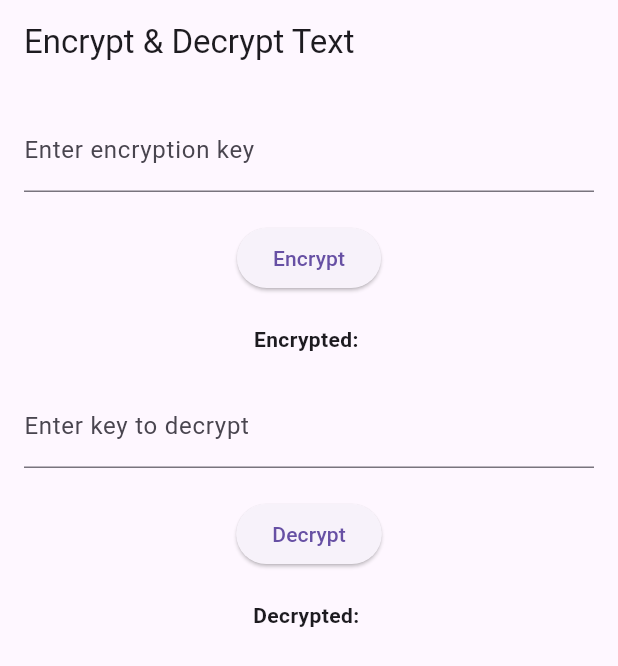
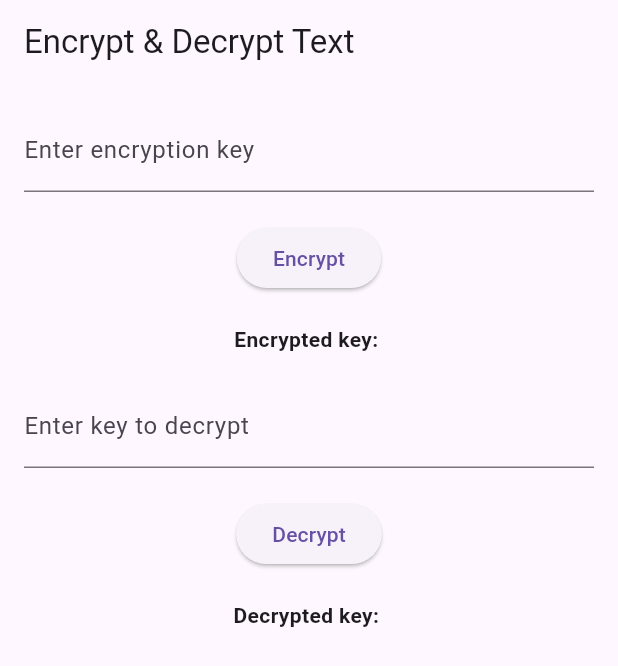
Before and after one commit to Sujeeth021/sih-aadhaar-flutter, a Flutter app: the screen it shows after launch, after a tap on "Encrypt", after a tap on "Decrypt", on a phone screen of 412 x 824 dp. Shown: the top 666 px of the screen. Run offline on Flutter 3.47's test engine with Material 3 defaults, Android fonts, the phone set to English and light mode, and no system bars.

Commit message:
basic ui completed

```diff
--- a/lib/main.dart
+++ b/lib/main.dart
@@ -28,13 +28,13 @@ class _EncryptionScreenState extends State<EncryptionScreen> {
 
   void _encryptText() {
     setState(() {
-      _encryptedText = "Encrypted: ${_inputController.text}";
+      _encryptedText = "Encrypted key: ${_inputController.text}";
     });
   }
 
   void _decryptText() {
     setState(() {
-      _decryptedText = "Decrypted: ${_decryptionKeyController.text}";
+      _decryptedText = "Decrypted key: ${_decryptionKeyController.text}";
     });
   }
 
```
